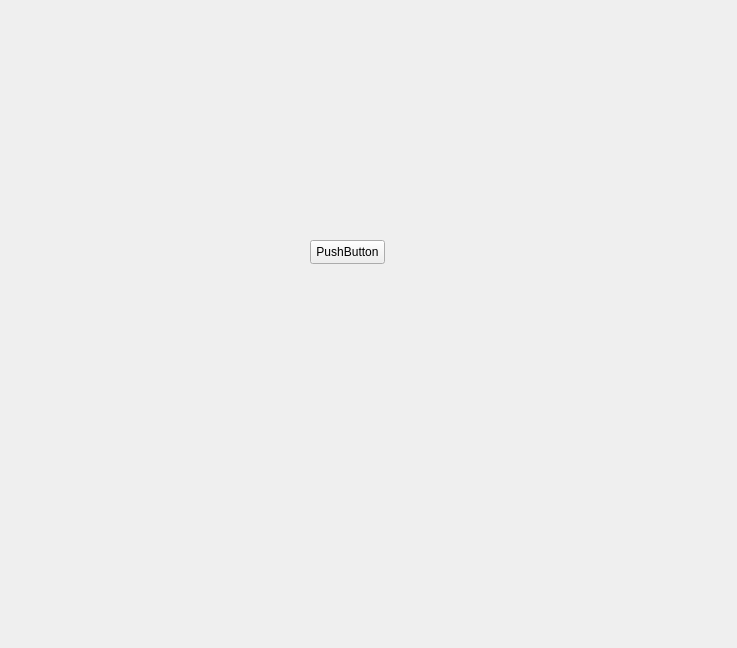
Before: the Qt Designer form exetest/forms/mainWindow.ui in toucheres/HandwrittenCNNwithGUI, drawn with Qt 5.
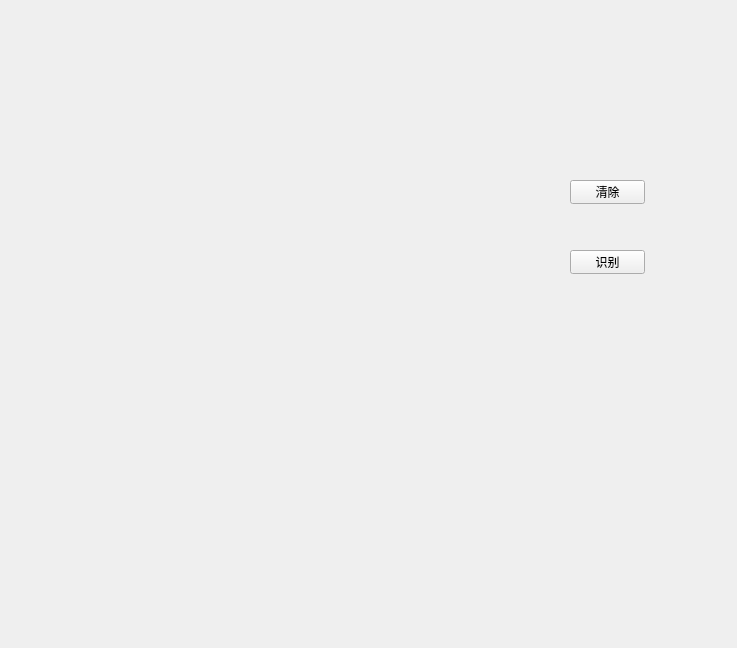
After: the same form once the commit is applied.

```diff
--- a/exetest/forms/mainWindow.ui
+++ b/exetest/forms/mainWindow.ui
@@ -17,14 +17,27 @@
    <widget class="QPushButton" name="pushButton">
     <property name="geometry">
      <rect>
-      <x>310</x>
-      <y>240</y>
+      <x>570</x>
+      <y>180</y>
       <width>75</width>
       <height>24</height>
      </rect>
     </property>
     <property name="text">
-     <string>PushButton</string>
+     <string>清除</string>
+    </property>
+   </widget>
+   <widget class="QPushButton" name="start">
+    <property name="geometry">
+     <rect>
+      <x>570</x>
+      <y>250</y>
+      <width>75</width>
+      <height>24</height>
+     </rect>
+    </property>
+    <property name="text">
+     <string>识别</string>
     </property>
    </widget>
   </widget>
```
Left out of the diff: 2 changed lines with no effect on the pictures.
